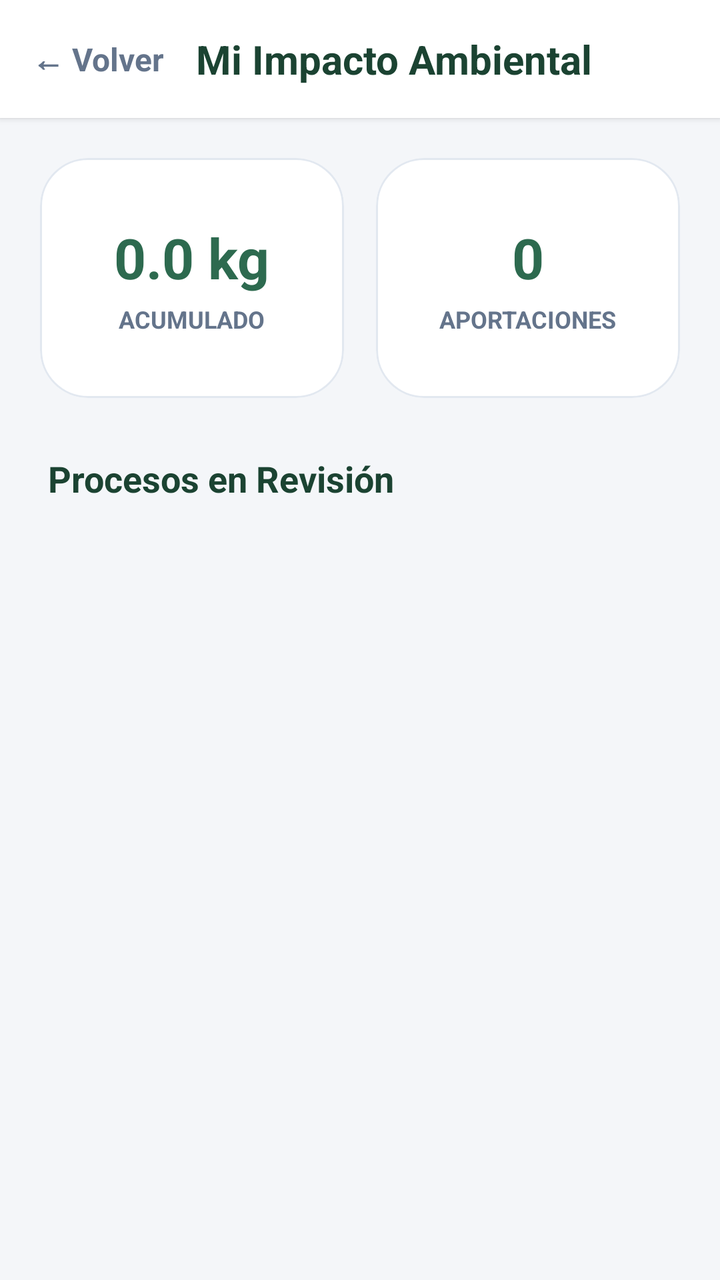
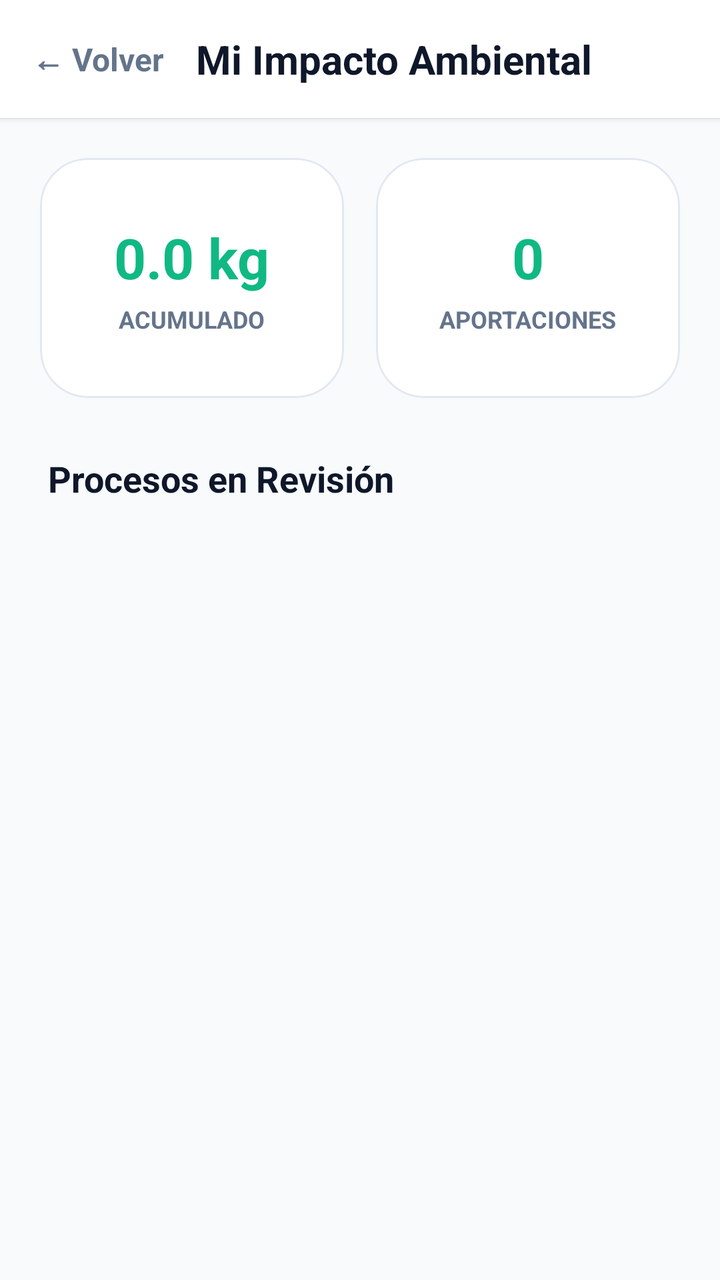

An Android layout rendered at two revisions. The XML below is the earlier revision; the diff shows what the commit changed to produce the second picture.
<!-- AndroidManifest.xml: application theme Theme.Ecoresiduos -->
<!-- res/layout/activity_user_impacto.xml -->
<?xml version="1.0" encoding="utf-8"?>
<androidx.constraintlayout.widget.ConstraintLayout
    xmlns:android="http://schemas.android.com/apk/res/android"
    xmlns:app="http://schemas.android.com/apk/res-auto"
    android:layout_width="match_parent"
    android:layout_height="match_parent"
    android:background="@color/bg_light">

    <LinearLayout
        android:id="@+id/headerImpacto"
        android:layout_width="match_parent"
        android:layout_height="wrap_content"
        android:background="@color/white"
        android:elevation="2dp"
        android:orientation="horizontal"
        android:padding="16dp"
        android:gravity="center_vertical"
        app:layout_constraintTop_toTopOf="parent">

        <TextView
            android:id="@+id/btnBackImpacto"
            android:layout_width="wrap_content"
            android:layout_height="wrap_content"
            android:text="← Volver"
            android:textSize="16sp"
            android:textColor="@color/text_sub"
            android:textStyle="bold"
            android:paddingEnd="16dp"
            android:clickable="true"
            android:focusable="true"/>

        <TextView
            android:layout_width="wrap_content"
            android:layout_height="wrap_content"
            android:text="Mi Impacto Ambiental"
            android:textColor="@color/text_dark"
            android:textSize="20sp"
            android:textStyle="bold" />
    </LinearLayout>

    <LinearLayout
        android:id="@+id/statsLayout"
        android:layout_width="match_parent"
        android:layout_height="wrap_content"
        android:orientation="horizontal"
        android:padding="20dp"
        app:layout_constraintTop_toBottomOf="@id/headerImpacto">

        <com.google.android.material.card.MaterialCardView
            android:layout_width="0dp"
            android:layout_height="120dp"
            android:layout_weight="1"
            android:layout_marginEnd="8dp"
            app:cardBackgroundColor="@color/white"
            app:cardCornerRadius="24dp"
            app:cardElevation="0dp"
            app:strokeWidth="1dp"
            app:strokeColor="#E2E8F0">
            <LinearLayout
                android:layout_width="match_parent"
                android:layout_height="match_parent"
                android:gravity="center"
                android:orientation="vertical">
                <TextView
                    android:id="@+id/tvTotalKilos"
                    android:layout_width="wrap_content"
                    android:layout_height="wrap_content"
                    android:text="0.0 kg"
                    android:textColor="@color/green_primary"
                    android:textSize="28sp"
                    android:textStyle="bold"/>
                <TextView
                    android:layout_width="wrap_content"
                    android:layout_height="wrap_content"
                    android:text="ACUMULADO"
                    android:textSize="12sp"
                    android:textStyle="bold"
                    android:layout_marginTop="4dp"
                    android:textColor="@color/text_sub"/>
            </LinearLayout>
        </com.google.android.material.card.MaterialCardView>

        <com.google.android.material.card.MaterialCardView
            android:layout_width="0dp"
            android:layout_height="120dp"
            android:layout_weight="1"
            android:layout_marginStart="8dp"
            app:cardBackgroundColor="@color/white"
            app:cardCornerRadius="24dp"
            app:cardElevation="0dp"
            app:strokeWidth="1dp"
            app:strokeColor="#E2E8F0">
            <LinearLayout
                android:layout_width="match_parent"
                android:layout_height="match_parent"
                android:gravity="center"
                android:orientation="vertical">
                <TextView
                    android:id="@+id/tvTotalEntregas"
                    android:layout_width="wrap_content"
                    android:layout_height="wrap_content"
                    android:text="0"
                    android:textColor="@color/green_primary"
                    android:textSize="28sp"
                    android:textStyle="bold"/>
                <TextView
                    android:layout_width="wrap_content"
                    android:layout_height="wrap_content"
                    android:text="APORTACIONES"
                    android:textSize="12sp"
                    android:textStyle="bold"
                    android:layout_marginTop="4dp"
                    android:textColor="@color/text_sub"/>
            </LinearLayout>
        </com.google.android.material.card.MaterialCardView>
    </LinearLayout>

    <TextView
        android:id="@+id/tvLabelLotes"
        android:layout_width="wrap_content"
        android:layout_height="wrap_content"
        android:layout_marginStart="24dp"
        android:layout_marginTop="8dp"
        android:text="Procesos en Revisión"
        android:textColor="@color/text_dark"
        android:textSize="18sp"
        android:textStyle="bold"
        app:layout_constraintTop_toBottomOf="@id/statsLayout"
        app:layout_constraintStart_toStartOf="parent"/>

    <ScrollView
        android:layout_width="match_parent"
        android:layout_height="0dp"
        android:padding="20dp"
        android:clipToPadding="false"
        app:layout_constraintTop_toBottomOf="@id/tvLabelLotes"
        app:layout_constraintBottom_toBottomOf="parent">

        <LinearLayout
            android:id="@+id/containerLotes"
            android:layout_width="match_parent"
            android:layout_height="wrap_content"
            android:orientation="vertical">
        </LinearLayout>
    </ScrollView>

</androidx.constraintlayout.widget.ConstraintLayout>
<!-- resources referenced by this layout -->
<resources>
  <color name="bg_light">#F4F6F9</color>
  <color name="green_primary">#2D6A4F</color>
  <color name="text_dark">#1B4332</color>
  <color name="text_sub">#64748B</color>
  <color name="white">#FFFFFFFF</color>
  <style name="Theme.Ecoresiduos" parent="Base.Theme.Ecoresiduos" />
  <style name="Base.Theme.Ecoresiduos" parent="Theme.Material3.DayNight.NoActionBar">
          
          
      </style>
</resources>

<!-- the commit's change to res/layout/activity_user_impacto.xml (unified diff, before → after) -->
@@ -4,7 +4,7 @@
     xmlns:app="http://schemas.android.com/apk/res-auto"
     android:layout_width="match_parent"
     android:layout_height="match_parent"
-    android:background="@color/bg_light">
+    android:background="#F8FAFC">
 
     <LinearLayout
         android:id="@+id/headerImpacto"
@@ -23,7 +23,7 @@
             android:layout_height="wrap_content"
             android:text="← Volver"
             android:textSize="16sp"
-            android:textColor="@color/text_sub"
+            android:textColor="#64748B"
             android:textStyle="bold"
             android:paddingEnd="16dp"
             android:clickable="true"
@@ -33,7 +33,7 @@
             android:layout_width="wrap_content"
             android:layout_height="wrap_content"
             android:text="Mi Impacto Ambiental"
-            android:textColor="@color/text_dark"
+            android:textColor="#0F172A"
             android:textSize="20sp"
             android:textStyle="bold" />
     </LinearLayout>
@@ -66,7 +66,7 @@
                     android:layout_width="wrap_content"
                     android:layout_height="wrap_content"
                     android:text="0.0 kg"
-                    android:textColor="@color/green_primary"
+                    android:textColor="#10B981"
                     android:textSize="28sp"
                     android:textStyle="bold"/>
                 <TextView
@@ -76,7 +76,7 @@
                     android:textSize="12sp"
                     android:textStyle="bold"
                     android:layout_marginTop="4dp"
-                    android:textColor="@color/text_sub"/>
+                    android:textColor="#64748B"/>
             </LinearLayout>
         </com.google.android.material.card.MaterialCardView>
 
@@ -100,7 +100,7 @@
                     android:layout_width="wrap_content"
                     android:layout_height="wrap_content"
                     android:text="0"
-                    android:textColor="@color/green_primary"
+                    android:textColor="#10B981"
                     android:textSize="28sp"
                     android:textStyle="bold"/>
                 <TextView
@@ -110,7 +110,7 @@
                     android:textSize="12sp"
                     android:textStyle="bold"
                     android:layout_marginTop="4dp"
-                    android:textColor="@color/text_sub"/>
+                    android:textColor="#64748B"/>
             </LinearLayout>
         </com.google.android.material.card.MaterialCardView>
     </LinearLayout>
@@ -122,7 +122,7 @@
         android:layout_marginStart="24dp"
         android:layout_marginTop="8dp"
         android:text="Procesos en Revisión"
-        android:textColor="@color/text_dark"
+        android:textColor="#0F172A"
         android:textSize="18sp"
         android:textStyle="bold"
         app:layout_constraintTop_toBottomOf="@id/statsLayout"
@@ -141,6 +141,7 @@
             android:layout_width="match_parent"
             android:layout_height="wrap_content"
             android:orientation="vertical">
+            
         </LinearLayout>
     </ScrollView>
 
<!-- resource entries referenced after the edit -->
@@ -1,9 +1,5 @@
 <!-- resources referenced by this layout -->
 <resources>
-  <color name="bg_light">#F4F6F9</color>
-  <color name="green_primary">#2D6A4F</color>
-  <color name="text_dark">#1B4332</color>
-  <color name="text_sub">#64748B</color>
   <color name="white">#FFFFFFFF</color>
   <style name="Theme.Ecoresiduos" parent="Base.Theme.Ecoresiduos" />
   <style name="Base.Theme.Ecoresiduos" parent="Theme.Material3.DayNight.NoActionBar">
